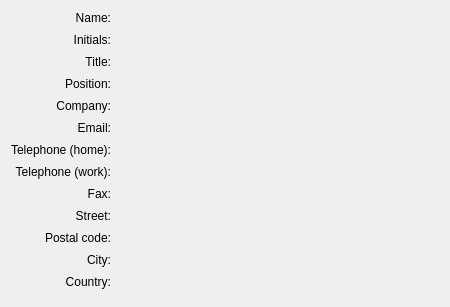
First picture: the form in libs/widgets/koDocumentInfoAuthorWidget.ui, repository KDE/krita, before the edit.
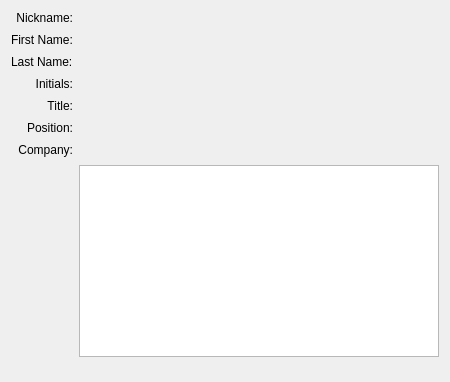
Second picture: the form after the edit.

Commit message:
Overhaul Author Profile handling.
This does a few things:
1. It reworks author profiles so they are more "independant artist in the internet age"-friendly, by adding
things like multiple possible contacts, home page contact, suggestions for the author role and changing the
full name section to "nick name".
2. It removes the automated KUser default author profile to avoid leaking.
3. It puts the author info into  new resources folder, named "authorinfo". This way, this information does
not get deleted when deleting the kritarc file.

CCMAIL:Kimageshop@kde.org

```diff
--- a/libs/widgets/koDocumentInfoAuthorWidget.ui
+++ b/libs/widgets/koDocumentInfoAuthorWidget.ui
@@ -7,23 +7,13 @@
     <x>0</x>
     <y>0</y>
     <width>450</width>
-    <height>307</height>
+    <height>382</height>
    </rect>
   </property>
   <layout class="QGridLayout" name="gridLayout">
    <property name="verticalSpacing">
     <number>8</number>
    </property>
-   <item row="0" column="0">
-    <widget class="QLabel" name="fullNameLabel">
-     <property name="text">
-      <string>Name:</string>
-     </property>
-     <property name="alignment">
-      <set>Qt::AlignRight|Qt::AlignTrailing|Qt::AlignVCenter</set>
-     </property>
-    </widget>
-   </item>
    <item row="0" column="2">
     <widget class="QLabel" name="fullName">
      <property name="text">
@@ -31,7 +21,7 @@
      </property>
     </widget>
    </item>
-   <item row="1" column="0">
+   <item row="3" column="0">
     <widget class="QLabel" name="lblInitialsDesc">
      <property name="text">
       <string>Initials:</string>
@@ -41,7 +31,7 @@
      </property>
     </widget>
    </item>
-   <item row="1" column="2">
+   <item row="3" column="2">
     <widget class="QLabel" name="initials">
      <property name="sizePolicy">
       <sizepolicy hsizetype="Expanding" vsizetype="Preferred">
@@ -54,7 +44,7 @@
      </property>
     </widget>
    </item>
-   <item row="2" column="0">
+   <item row="4" column="0">
     <widget class="QLabel" name="lblTitleDesc">
      <property name="text">
       <string>Title:</string>
@@ -64,14 +54,14 @@
      </property>
     </widget>
    </item>
-   <item row="2" column="2">
+   <item row="4" column="2">
     <widget class="QLabel" name="title">
      <property name="text">
       <string/>
      </property>
     </widget>
    </item>
-   <item row="3" column="0">
+   <item row="5" column="0">
     <widget class="QLabel" name="lblPositionDesc">
      <property name="text">
       <string>Position:</string>
@@ -81,14 +71,14 @@
      </property>
     </widget>
    </item>
-   <item row="3" column="2">
+   <item row="5" column="2">
     <widget class="QLabel" name="position">
      <property name="text">
       <string/>
      </property>
     </widget>
    </item>
-   <item row="4" column="0">
+   <item row="6" column="0">
     <widget class="QLabel" name="lblCompanyDesc">
      <property name="text">
       <string>Company:</string>
@@ -98,87 +88,7 @@
      </property>
     </widget>
    </item>
-   <item row="5" column="0">
-    <widget class="QLabel" name="lblEmailDesc">
-     <property name="text">
-      <string>Email:</string>
-     </property>
-     <property name="alignment">
-      <set>Qt::AlignRight|Qt::AlignTrailing|Qt::AlignVCenter</set>
-     </property>
-    </widget>
-   </item>
-   <item row="6" column="0">
-    <widget class="QLabel" name="lblPhoneHome">
-     <property name="text">
-      <string>Telephone (home):</string>
-     </property>
-     <property name="alignment">
-      <set>Qt::AlignRight|Qt::AlignTrailing|Qt::AlignVCenter</set>
-     </property>
-    </widget>
-   </item>
-   <item row="7" column="0">
-    <widget class="QLabel" name="lblPhoneWork">
-     <property name="text">
-      <string>Telephone (work):</string>
-     </property>
-     <property name="alignment">
-      <set>Qt::AlignRight|Qt::AlignTrailing|Qt::AlignVCenter</set>
-     </property>
-    </widget>
-   </item>
-   <item row="8" column="0">
-    <widget class="QLabel" name="lblFaxDesc">
-     <property name="text">
-      <string>Fax:</string>
-     </property>
-     <property name="alignment">
-      <set>Qt::AlignRight|Qt::AlignTrailing|Qt::AlignVCenter</set>
-     </property>
-    </widget>
-   </item>
-   <item row="9" column="0">
-    <widget class="QLabel" name="lblStreetDesc">
-     <property name="text">
-      <string>Street:</string>
-     </property>
-     <property name="alignment">
-      <set>Qt::AlignRight|Qt::AlignTrailing|Qt::AlignVCenter</set>
-     </property>
-    </widget>
-   </item>
-   <item row="10" column="0">
-    <widget class="QLabel" name="lblPostalDesc">
-     <property name="text">
-      <string>Postal code:</string>
-     </property>
-     <property name="alignment">
-      <set>Qt::AlignRight|Qt::AlignTrailing|Qt::AlignVCenter</set>
-     </property>
-    </widget>
-   </item>
-   <item row="11" column="0">
-    <widget class="QLabel" name="lblCityDesc">
-     <property name="text">
-      <string>City:</string>
-     </property>
-     <property name="alignment">
-      <set>Qt::AlignRight|Qt::AlignTrailing|Qt::AlignVCenter</set>
-     </property>
-    </widget>
-   </item>
-   <item row="12" column="0">
-    <widget class="QLabel" name="lblCountryDesc">
-     <property name="text">
-      <string>Country:</string>
-     </property>
-     <property name="alignment">
-      <set>Qt::AlignRight|Qt::AlignTrailing|Qt::AlignVCenter</set>
-     </property>
-    </widget>
-   </item>
-   <item row="13" column="2">
+   <item row="8" column="2">
     <spacer>
      <property name="orientation">
       <enum>Qt::Vertical</enum>
@@ -191,64 +101,49 @@
      </property>
     </spacer>
    </item>
-   <item row="4" column="2">
-    <widget class="QLabel" name="company">
-     <property name="text">
-      <string/>
-     </property>
-    </widget>
-   </item>
-   <item row="5" column="2">
-    <widget class="QLabel" name="email">
-     <property name="text">
-      <string/>
-     </property>
-    </widget>
-   </item>
    <item row="6" column="2">
-    <widget class="QLabel" name="phoneHome">
+    <widget class="QLabel" name="company">
      <property name="text">
       <string/>
      </property>
     </widget>
    </item>
+   <item row="0" column="0">
+    <widget class="QLabel" name="fullNameLabel">
+     <property name="text">
+      <string>Nickname:</string>
+     </property>
+     <property name="alignment">
+      <set>Qt::AlignRight|Qt::AlignTrailing|Qt::AlignVCenter</set>
+     </property>
+    </widget>
+   </item>
    <item row="7" column="2">
-    <widget class="QLabel" name="phoneWork">
-     <property name="text">
-      <string/>
-     </property>
-    </widget>
+    <widget class="QListWidget" name="leContact"/>
    </item>
-   <item row="8" column="2">
-    <widget class="QLabel" name="fax">
+   <item row="2" column="0">
+    <widget class="QLabel" name="lblLastName">
      <property name="text">
-      <string/>
+      <string>Last Name:</string>
      </property>
     </widget>
    </item>
-   <item row="9" column="2">
-    <widget class="QLabel" name="street">
+   <item row="1" column="0">
+    <widget class="QLabel" name="lblfirstname">
      <property name="text">
-      <string/>
+      <string>First Name:</string>
      </property>
     </widget>
    </item>
-   <item row="10" column="2">
-    <widget class="QLabel" name="postal">
+   <item row="1" column="2">
+    <widget class="QLabel" name="firstName">
      <property name="text">
       <string/>
      </property>
     </widget>
    </item>
-   <item row="11" column="2">
-    <widget class="QLabel" name="city">
-     <property name="text">
-      <string/>
-     </property>
-    </widget>
-   </item>
-   <item row="12" column="2">
-    <widget class="QLabel" name="country">
+   <item row="2" column="2">
+    <widget class="QLabel" name="lastName">
      <property name="text">
       <string/>
      </property>
```
Left out of the diff: 2 changed lines with no effect on the pictures. The commit also changes 7 other files.
